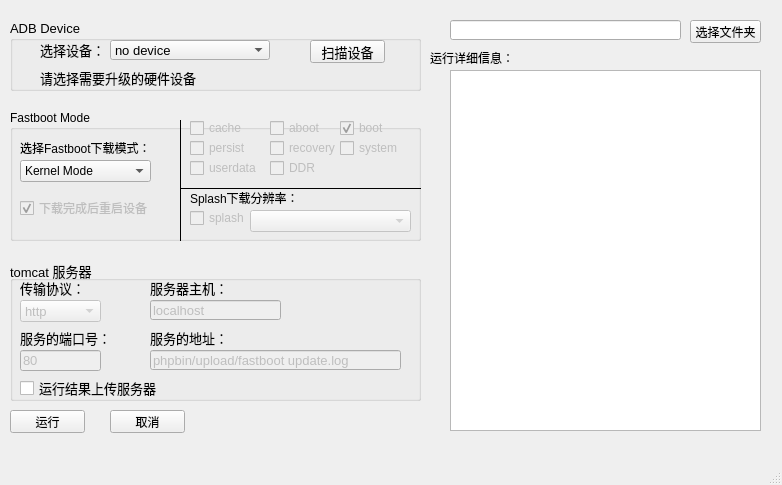
Old version of the form mainwindow.ui in the repository xueyang97/QT-FastbootAndroid.
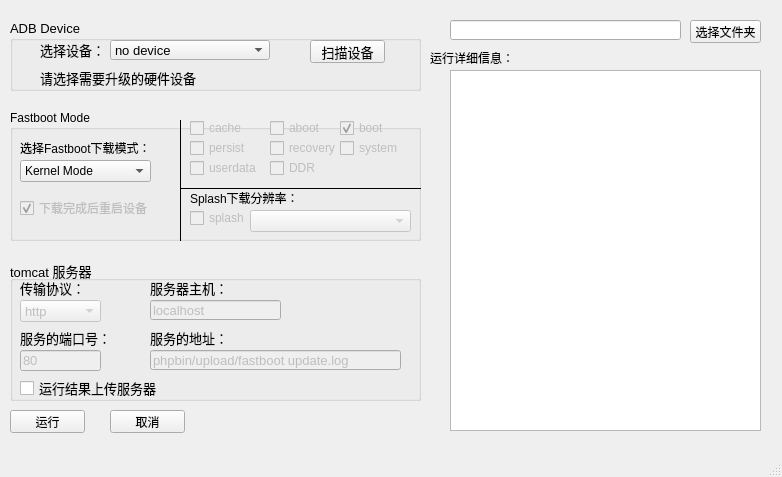
New version of the form.

```diff
--- a/mainwindow.ui
+++ b/mainwindow.ui
@@ -7,7 +7,7 @@
     <x>0</x>
     <y>0</y>
     <width>782</width>
-    <height>485</height>
+    <height>477</height>
    </rect>
   </property>
   <property name="windowTitle">
```
Left out of the diff: 5 changed lines with no effect on the pictures.
